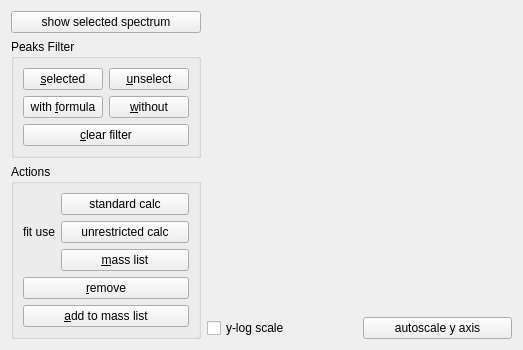
l460289052/Orbitool, file Orbitool/UI/PeakFit.ui: the form before one commit.
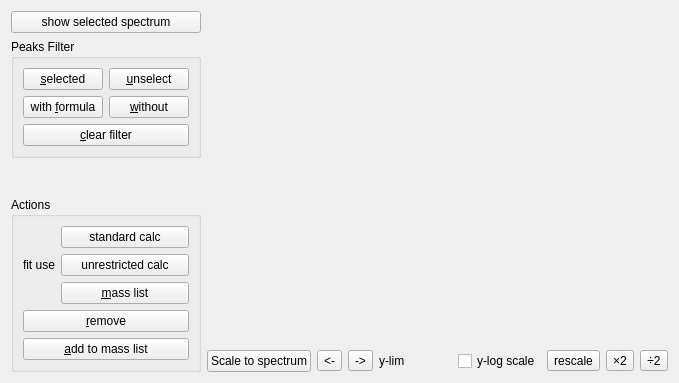
The form after the commit.

Commit message: peak fit plot action to button

Patch:
```diff
--- a/Orbitool/UI/PeakFit.ui
+++ b/Orbitool/UI/PeakFit.ui
@@ -6,8 +6,8 @@
    <rect>
     <x>0</x>
     <y>0</y>
-    <width>523</width>
-    <height>337</height>
+    <width>679</width>
+    <height>383</height>
    </rect>
   </property>
   <property name="windowTitle">
@@ -198,6 +198,40 @@
      </item>
      <item>
       <layout class="QHBoxLayout" name="horizontalLayout_2">
+       <item>
+        <widget class="QPushButton" name="scaleToSpectrumPushButton">
+         <property name="text">
+          <string>Scale to spectrum</string>
+         </property>
+        </widget>
+       </item>
+       <item>
+        <widget class="QToolButton" name="leftToolButton">
+         <property name="text">
+          <string>&lt;-</string>
+         </property>
+         <property name="shortcut">
+          <string>Left</string>
+         </property>
+        </widget>
+       </item>
+       <item>
+        <widget class="QToolButton" name="rightToolButton">
+         <property name="text">
+          <string>-&gt;</string>
+         </property>
+         <property name="shortcut">
+          <string>Right</string>
+         </property>
+        </widget>
+       </item>
+       <item>
+        <widget class="QLabel" name="label_2">
+         <property name="text">
+          <string>y-lim</string>
+         </property>
+        </widget>
+       </item>
        <item>
         <widget class="QCheckBox" name="yLogcheckBox">
          <property name="text">
@@ -206,9 +240,29 @@
         </widget>
        </item>
        <item>
-        <widget class="QPushButton" name="scalePushButton">
+        <widget class="QToolButton" name="rescaleToolButton">
          <property name="text">
-          <string>autoscale y axis</string>
+          <string>rescale</string>
+         </property>
+        </widget>
+       </item>
+       <item>
+        <widget class="QToolButton" name="yLimDoubleToolButton">
+         <property name="text">
+          <string>×2</string>
+         </property>
+         <property name="shortcut">
+          <string>Up</string>
+         </property>
+        </widget>
+       </item>
+       <item>
+        <widget class="QToolButton" name="yLimHalfToolButton">
+         <property name="text">
+          <string>÷2</string>
+         </property>
+         <property name="shortcut">
+          <string>Down</string>
          </property>
         </widget>
        </item>
```
The commit also changes 6 other files.
